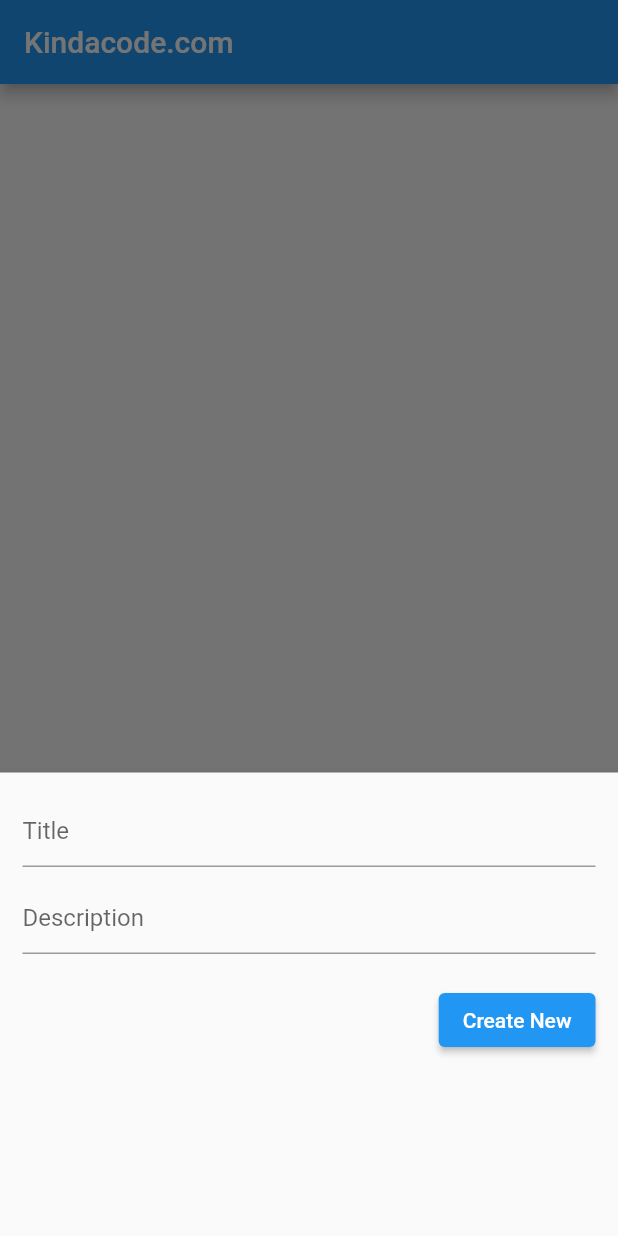
After one commit to selmanterzioglu/gelir-gider-takip-mobil-uygulama, a Flutter app: the HomePage screen opened directly, after a tap on the "add" icon, on a phone screen of 412 x 824 dp. The commit adds this screen. Run offline on Flutter 3.47's test engine with Material 2 defaults, Android fonts, the light colour scheme and no system bars; our stand-ins replace sqflite; accounts and stored records are empty.

Commit message:
added first database codes

```diff
--- /dev/null
+++ b/lib/sql.dart
@@ -0,0 +1,92 @@
+import 'package:sqflite/sqflite.dart' as sql;
+import 'package:sqflite/sqflite.dart';
+import 'package:path/path.dart';
+
+
+class SQLHelper {
+  static Future<void> createTables(sql.Database database) async {
+    await database.execute("""CREATE TABLE items(
+        id INTEGER PRIMARY KEY AUTOINCREMENT NOT NULL,
+        title TEXT,
+        description TEXT,
+        createdAt TIMESTAMP NOT NULL DEFAULT CURRENT_TIMESTAMP
+      )
+      """);
+  }
+// id: the id of a item
+// title, description: name and description of your activity
+// created_at: the time that the item was created. It will be automatically handled by SQLite
+
+  static Future<sql.Database> db() async {
+  /*  var databasesPath = await getDatabasesPath();
+    var path = join(databasesPath, "deneme.db");
+    print(path);*/
+
+    final database = openDatabase(
+      join(await getDatabasesPath(), 'deneme.db'),
+      onCreate: (db, version) {
+        return db.execute(
+            """CREATE TABLE items(
+        id INTEGER PRIMARY KEY AUTOINCREMENT NOT NULL,
+        title TEXT,
+        description TEXT,
+        createdAt TIMESTAMP NOT NULL DEFAULT CURRENT_TIMESTAMP
+      )
+      """
+        );
+      },
+      version: 1,
+    );
+
+    return database;
+  }
+
+  // Create new item (journal)
+  static Future<int> createItem(String title, String? descrption) async {
+    final db = await SQLHelper.db();
+
+    final data = {'title': title, 'description': descrption};
+    final id = await db.insert('items', data,
+        conflictAlgorithm: sql.ConflictAlgorithm.replace);
+    return id;
+  }
+
+  // Read all items (journals)
+  static Future<List<Map<String, dynamic>>> getItems() async {
+    final db = await SQLHelper.db();
+    return db.query('items', orderBy: "id");
+  }
+
+  // Read a single item by id
+  // The app doesn't use this method but I put here in case you want to see it
+  static Future<List<Map<String, dynamic>>> getItem(int id) async {
+    final db = await SQLHelper.db();
+    return db.query('items', where: "id = ?", whereArgs: [id], limit: 1);
+  }
+
+  // Update an item by id
+  static Future<int> updateItem(
+      int id, String title, String? descrption) async {
+    final db = await SQLHelper.db();
+
+    final data = {
+      'title': title,
+      'description': descrption,
+      'createdAt': DateTime.now().toString()
+    };
+
+    final result =
+    await db.update('items', data, where: "id = ?", whereArgs: [id]);
+    return result;
+  }
+
+  // Delete
+  static Future<void> deleteItem(int id) async {
+    final db = await SQLHelper.db();
+    try {
+      await db.delete("items", where: "id = ?", whereArgs: [id]);
+    } catch (err) {
+      print("Something went wrong when deleting an item: $err");
+    }
+  }
+}
--- /dev/null
+++ b/lib/test.dart
@@ -0,0 +1,189 @@
+// main.dart
+import 'package:flutter/material.dart';
+
+import 'package:kisisel_muhasebe_programi/sql.dart';
+
+
+void main() {
+  runApp(const MyApp());
+}
+
+class MyApp extends StatelessWidget {
+  const MyApp({Key? key}) : super(key: key);
+
+  @override
+  Widget build(BuildContext context) {
+    return MaterialApp(
+      // Remove the debug banner
+        debugShowCheckedModeBanner: false,
+        title: 'Kindacode.com',
+        theme: ThemeData(
+          primarySwatch: Colors.orange,
+        ),
+        home: const HomePage());
+  }
+}
+
+class HomePage extends StatefulWidget {
+  const HomePage({Key? key}) : super(key: key);
+
+  @override
+  _HomePageState createState() => _HomePageState();
+}
+
+class _HomePageState extends State<HomePage> {
+  // All journals
+  List<Map<String, dynamic>> _journals = [];
+
+  bool _isLoading = true;
+  // This function is used to fetch all data from the database
+  void _refreshJournals() async {
+    final data = await SQLHelper.getItems();
+    setState(() {
+      _journals = data;
+      _isLoading = false;
+    });
+  }
+
+  @override
+  void initState() {
+    super.initState();
+    _refreshJournals(); // Loading the diary when the app starts
+  }
+
+  final TextEditingController _titleController = TextEditingController();
+  final TextEditingController _descriptionController = TextEditingController();
+
+  // This function will be triggered when the floating button is pressed
+  // It will also be triggered when you want to update an item
+  void _showForm(int? id) async {
+    if (id != null) {
+      // id == null -> create new item
+      // id != null -> update an existing item
+      final existingJournal =
+      _journals.firstWhere((element) => element['id'] == id);
+      _titleController.text = existingJournal['title'];
+      _descriptionController.text = existingJournal['description'];
+    }
+
+    showModalBottomSheet(
+        context: context,
+        elevation: 5,
+        isScrollControlled: true,
+        builder: (_) => Container(
+          padding: EdgeInsets.only(
+            top: 15,
+            left: 15,
+            right: 15,
+            // this will prevent the soft keyboard from covering the text fields
+            bottom: MediaQuery.of(context).viewInsets.bottom + 120,
+          ),
+          child: Column(
+            mainAxisSize: MainAxisSize.min,
+            crossAxisAlignment: CrossAxisAlignment.end,
+            children: [
+              TextField(
+                controller: _titleController,
+                decoration: const InputDecoration(hintText: 'Title'),
+              ),
+              const SizedBox(
+                height: 10,
+              ),
+              TextField(
+                controller: _descriptionController,
+                decoration: const InputDecoration(hintText: 'Description'),
+              ),
+              const SizedBox(
+                height: 20,
+              ),
+              ElevatedButton(
+                onPressed: () async {
+                  // Save new journal
+                  if (id == null) {
+                    await _addItem();
+                  }
+
+                  if (id != null) {
+                    await _updateItem(id);
+                  }
+
+                  // Clear the text fields
+                  _titleController.text = '';
+                  _descriptionController.text = '';
+
+                  // Close the bottom sheet
+                  Navigator.of(context).pop();
+                },
+                child: Text(id == null ? 'Create New' : 'Update'),
+              )
+            ],
+          ),
+        ));
+  }
+
+// Insert a new journal to the database
+  Future<void> _addItem() async {
+    await SQLHelper.createItem(
+        _titleController.text, _descriptionController.text);
+    _refreshJournals();
+  }
+
+  // Update an existing journal
+  Future<void> _updateItem(int id) async {
+    await SQLHelper.updateItem(
+        id, _titleController.text, _descriptionController.text);
+    _refreshJournals();
+  }
+
+  // Delete an item
+  void _deleteItem(int id) async {
+    await SQLHelper.deleteItem(id);
+    ScaffoldMessenger.of(context).showSnackBar(const SnackBar(
+      content: Text('Successfully deleted a journal!'),
+    ));
+    _refreshJournals();
+  }
+
+  @override
+  Widget build(BuildContext context) {
+    return Scaffold(
+      appBar: AppBar(
+        title: const Text('Kindacode.com'),
+      ),
+      body: _isLoading
+          ? const Center(
+        child: CircularProgressIndicator(),
+      )
+          : ListView.builder(
+        itemCount: _journals.length,
+        itemBuilder: (context, index) => Card(
+          color: Colors.orange[200],
+          margin: const EdgeInsets.all(15),
+          child: ListTile(
+              title: Text(_journals[index]['title']),
+              subtitle: Text(_journals[index]['description']),
+              trailing: SizedBox(
+                width: 100,
+                child: Row(
+                  children: [
+                    IconButton(
+                      icon: const Icon(Icons.edit),
+                      onPressed: () => _showForm(_journals[index]['id']),
+                    ),
+                    IconButton(
+                      icon: const Icon(Icons.delete),
+                      onPressed: () =>
+                          _deleteItem(_journals[index]['id']),
+                    ),
+                  ],
+                ),
+              )),
+        ),
+      ),
+      floatingActionButton: FloatingActionButton(
+        child: const Icon(Icons.add),
+        onPressed: () => _showForm(null),
+      ),
+    );
+  }
+}
```
Also changed, not shown: lib/main.dart (+21 -3 lines), lib/progress_add.dart (+12 -0 lines), pubspec.yaml (+6 -1 lines), pubspec.lock, 2 other files.
